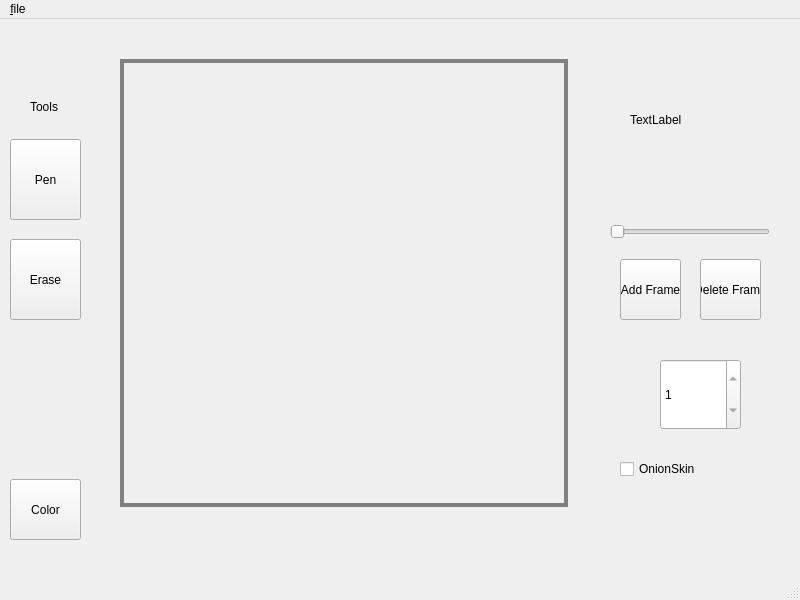
Old version of the form mainwindow.ui in the repository markusbuck/sprite-editor.
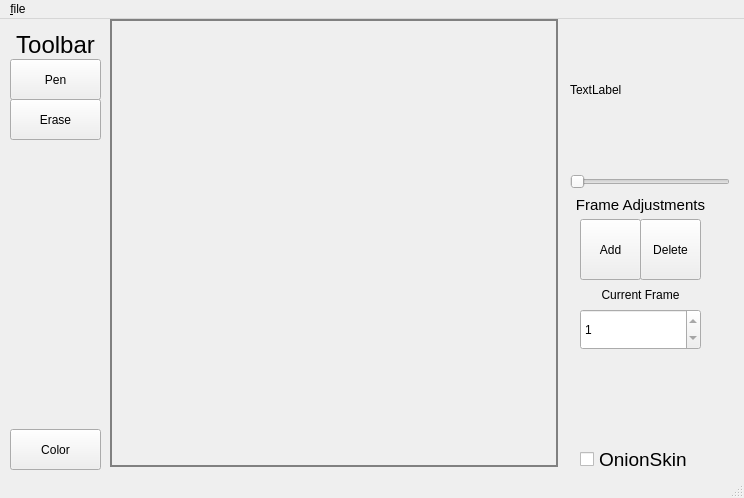
New version of the form.

The edit to the form file:
```diff
--- a/mainwindow.ui
+++ b/mainwindow.ui
@@ -6,8 +6,8 @@
    <rect>
     <x>0</x>
     <y>0</y>
-    <width>800</width>
-    <height>600</height>
+    <width>744</width>
+    <height>498</height>
    </rect>
   </property>
   <property name="mouseTracking">
@@ -24,9 +24,9 @@
     <property name="geometry">
      <rect>
       <x>10</x>
-      <y>120</y>
-      <width>71</width>
-      <height>81</height>
+      <y>40</y>
+      <width>91</width>
+      <height>41</height>
      </rect>
     </property>
     <property name="text">
@@ -37,9 +37,9 @@
     <property name="geometry">
      <rect>
       <x>10</x>
-      <y>220</y>
-      <width>71</width>
-      <height>81</height>
+      <y>80</y>
+      <width>91</width>
+      <height>41</height>
      </rect>
     </property>
     <property name="text">
@@ -49,8 +49,8 @@
    <widget class="QLabel" name="MainEditorCanvas">
     <property name="geometry">
      <rect>
-      <x>120</x>
-      <y>40</y>
+      <x>110</x>
+      <y>0</y>
       <width>448</width>
       <height>448</height>
      </rect>
@@ -59,7 +59,7 @@
      <bool>true</bool>
     </property>
     <property name="styleSheet">
-     <string notr="true">border: 4px solid grey;</string>
+     <string notr="true">border: 2px solid grey;</string>
     </property>
     <property name="text">
      <string/>
@@ -71,10 +71,10 @@
    <widget class="QLabel" name="Preview">
     <property name="geometry">
      <rect>
-      <x>630</x>
-      <y>40</y>
-      <width>121</width>
-      <height>121</height>
+      <x>570</x>
+      <y>0</y>
+      <width>161</width>
+      <height>141</height>
      </rect>
     </property>
     <property name="text">
@@ -84,8 +84,8 @@
    <widget class="QSlider" name="horizontalSlider">
     <property name="geometry">
      <rect>
-      <x>610</x>
-      <y>200</y>
+      <x>570</x>
+      <y>150</y>
       <width>160</width>
       <height>25</height>
      </rect>
@@ -97,49 +97,62 @@
    <widget class="QPushButton" name="AddFrameButton">
     <property name="geometry">
      <rect>
-      <x>620</x>
-      <y>240</y>
+      <x>580</x>
+      <y>200</y>
       <width>61</width>
       <height>61</height>
      </rect>
     </property>
     <property name="text">
-     <string>Add Frame</string>
+     <string>Add</string>
     </property>
    </widget>
    <widget class="QPushButton" name="DeleteFrameButton">
     <property name="geometry">
      <rect>
-      <x>700</x>
-      <y>240</y>
+      <x>640</x>
+      <y>200</y>
       <width>61</width>
       <height>61</height>
      </rect>
     </property>
     <property name="text">
-     <string>Delete Frame</string>
+     <string>Delete</string>
     </property>
    </widget>
    <widget class="QLabel" name="label">
     <property name="geometry">
      <rect>
-      <x>30</x>
-      <y>80</y>
-      <width>58</width>
-      <height>16</height>
+      <x>10</x>
+      <y>10</y>
+      <width>91</width>
+      <height>31</height>
      </rect>
     </property>
+    <property name="font">
+     <font>
+      <family>Arial</family>
+      <pointsize>18</pointsize>
+      <bold>false</bold>
+     </font>
+    </property>
     <property name="text">
-     <string>Tools</string>
+     <string>Toolbar</string>
+    </property>
+    <property name="scaledContents">
+     <bool>false</bool>
+    </property>
+    <property name="alignment">
+     <set>Qt::AlignCenter</set>
     </property>
    </widget>
    <widget class="QSpinBox" name="frameAdjustor">
     <property name="geometry">
      <rect>
-      <x>660</x>
-      <y>340</y>
-      <width>81</width>
-      <height>71</height>
+      <x>580</x>
+      <y>290</y>
+      <width>121</width>
+      <height>41</height>
      </rect>
     </property>
     <property name="minimum">
@@ -153,9 +166,9 @@
     <property name="geometry">
      <rect>
       <x>10</x>
-      <y>460</y>
-      <width>71</width>
-      <height>61</height>
+      <y>410</y>
+      <width>91</width>
+      <height>41</height>
      </rect>
     </property>
     <property name="text">
@@ -165,23 +178,73 @@
    <widget class="QCheckBox" name="OnionSkin">
     <property name="geometry">
      <rect>
-      <x>620</x>
-      <y>440</y>
-      <width>85</width>
+      <x>580</x>
+      <y>430</y>
+      <width>121</width>
       <height>20</height>
      </rect>
     </property>
+    <property name="font">
+     <font>
+      <family>Arial</family>
+      <pointsize>14</pointsize>
+     </font>
+    </property>
     <property name="text">
      <string>OnionSkin</string>
     </property>
    </widget>
+   <widget class="QLabel" name="label_2">
+    <property name="geometry">
+     <rect>
+      <x>570</x>
+      <y>170</y>
+      <width>141</width>
+      <height>31</height>
+     </rect>
+    </property>
+    <property name="font">
+     <font>
+      <family>Arial</family>
+      <pointsize>11</pointsize>
+     </font>
+    </property>
+    <property name="text">
+     <string>Frame Adjustments</string>
+    </property>
+    <property name="alignment">
+     <set>Qt::AlignCenter</set>
+    </property>
+   </widget>
+   <widget class="QLabel" name="label_3">
+    <property name="geometry">
+     <rect>
+      <x>570</x>
+      <y>260</y>
+      <width>141</width>
+      <height>31</height>
+     </rect>
+    </property>
+    <property name="font">
+     <font>
+      <family>Arial</family>
+      <pointsize>9</pointsize>
+     </font>
+    </property>
+    <property name="text">
+     <string>Current Frame</string>
+    </property>
+    <property name="alignment">
+     <set>Qt::AlignCenter</set>
+    </property>
+   </widget>
   </widget>
   <widget class="QMenuBar" name="menubar">
    <property name="geometry">
     <rect>
      <x>0</x>
      <y>0</y>
-     <width>800</width>
+     <width>744</width>
      <height>21</height>
     </rect>
    </property>
```
Left out of the diff: 2 changed lines with no effect on the pictures.
